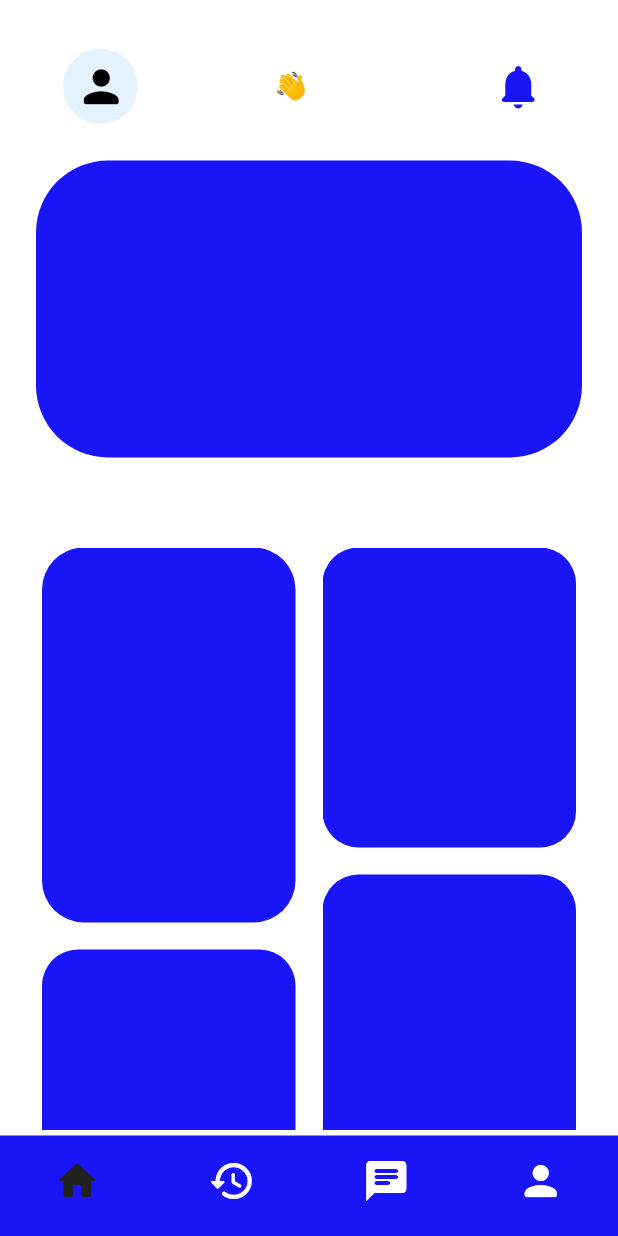
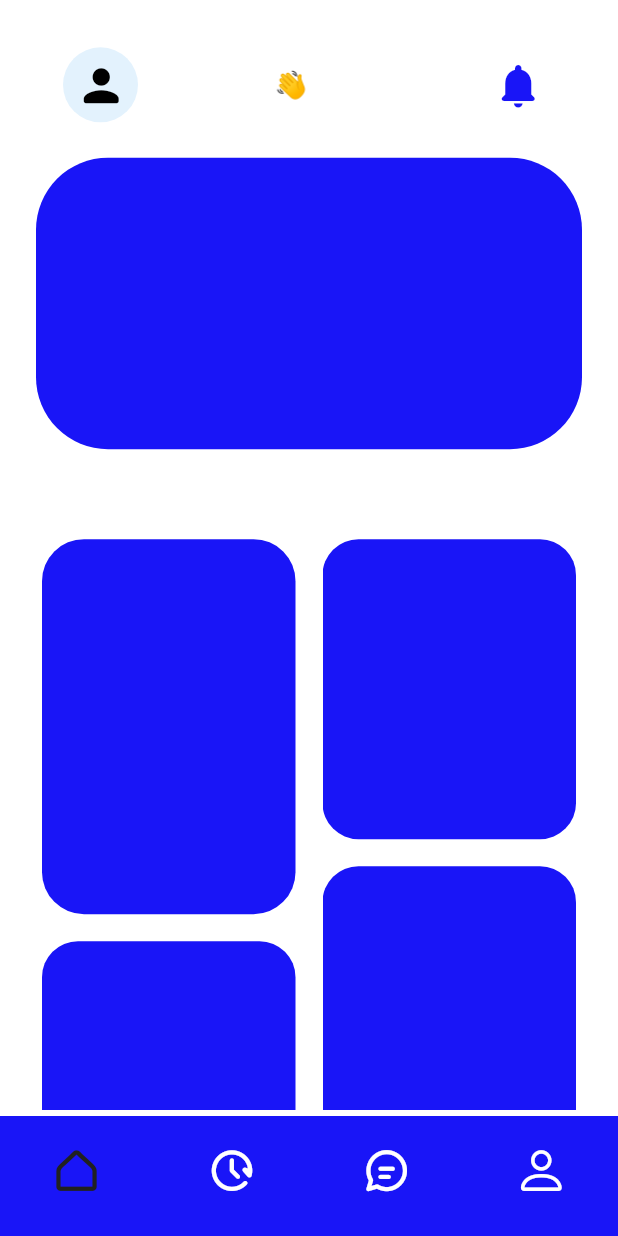
Before and after one commit to lugata/mosiga_user, a Flutter app: the MainScreen screen opened directly, on a phone screen of 412 x 824 dp. Run offline on Flutter 3.47's test engine with Material 2 defaults, Android fonts, the light colour scheme and no system bars; our stand-ins replace email_validator, firebase_auth, firebase_core, firebase_database, flutter_svg, fluttertoast; accounts and stored records are empty.

Commit message:
Update Icons Update Navbar

```diff
--- /dev/null
+++ b/lib/presentation/nav_icons_icons.dart
@@ -0,0 +1,34 @@
+/// Flutter icons NavIcons
+/// Copyright (C) 2023 by original authors @ fluttericon.com, fontello.com
+/// This font was generated by FlutterIcon.com, which is derived from Fontello.
+///
+/// To use this font, place it in your fonts/ directory and include the
+/// following in your pubspec.yaml
+///
+/// flutter:
+///   fonts:
+///    - family:  NavIcons
+///      fonts:
+///       - asset: fonts/NavIcons.ttf
+///
+///
+///
+import 'package:flutter/widgets.dart';
+
+class NavIcons {
+  NavIcons._();
+
+  static const _kFontFam = 'NavIcons';
+  static const String? _kFontPkg = null;
+
+  static const IconData orang =
+      IconData(0xe801, fontFamily: _kFontFam, fontPackage: _kFontPkg);
+  static const IconData pesan =
+      IconData(0xe802, fontFamily: _kFontFam, fontPackage: _kFontPkg);
+  static const IconData riwayat =
+      IconData(0xe803, fontFamily: _kFontFam, fontPackage: _kFontPkg);
+  static const IconData home =
+      IconData(0xe804, fontFamily: _kFontFam, fontPackage: _kFontPkg);
+  static const IconData homeoutlined =
+      IconData(0xe805, fontFamily: _kFontFam, fontPackage: _kFontPkg);
+}
--- a/lib/screens/main_page.dart
+++ b/lib/screens/main_page.dart
@@ -1,4 +1,5 @@
 import 'package:flutter/material.dart';
+import 'package:mosiga_users/presentation/nav_icons_icons.dart';
 import 'package:mosiga_users/theme/theme.dart';
 
 class MainScreen extends StatefulWidget {
@@ -290,35 +291,39 @@ class _MainScreenState extends State<MainScreen> {
             ],
           ),
         ),
-        bottomNavigationBar: BottomNavigationBar(
+        bottomNavigationBar: SizedBox(
+          height: 80,
+          child: BottomNavigationBar(
             items: const <BottomNavigationBarItem>[
               BottomNavigationBarItem(
-              icon: Icon(Icons.home_rounded),
+                icon: Icon(NavIcons.homeoutlined),
                 label: 'Home',
               ),
               BottomNavigationBarItem(
-              icon: Icon(Icons.history_rounded),
+                icon: Icon(NavIcons.riwayat),
                 label: 'History',
               ),
               BottomNavigationBarItem(
-              icon: Icon(Icons.chat_rounded),
+                icon: Icon(NavIcons.pesan),
                 label: 'Chat',
               ),
               BottomNavigationBarItem(
-              icon: Icon(Icons.person_rounded),
+                icon: Icon(NavIcons.orang),
                 label: 'Profile',
               ),
             ],
             type: BottomNavigationBarType.fixed,
-          iconSize: 32,
+            iconSize: 28,
             backgroundColor: darkTheme ? Colors.amber.shade400 : primary,
             showSelectedLabels: false,
             showUnselectedLabels: false,
             elevation: 0,
             currentIndex: _selectedIndex,
             selectedItemColor: darkTheme ? Colors.white : Colors.grey.shade900,
-          unselectedItemColor: darkTheme ? Colors.grey.shade900 : Colors.white,
+            unselectedItemColor:
+                darkTheme ? Colors.grey.shade900 : Colors.white,
             onTap: _onItemTapped,
+          ),
         ),
       ),
     );
--- a/pubspec.yaml
+++ b/pubspec.yaml
@@ -90,3 +90,6 @@ flutter:
           weight: 700
         - asset: fonts/Poppins-Italic.ttf
           style: italic
+    - family: NavIcons
+      fonts:
+        - asset: fonts/NavIcons.ttf
```
Also changed, not shown: fonts/NavIcons.ttf (added). Lines whose indentation alone changed are shown as unchanged.
